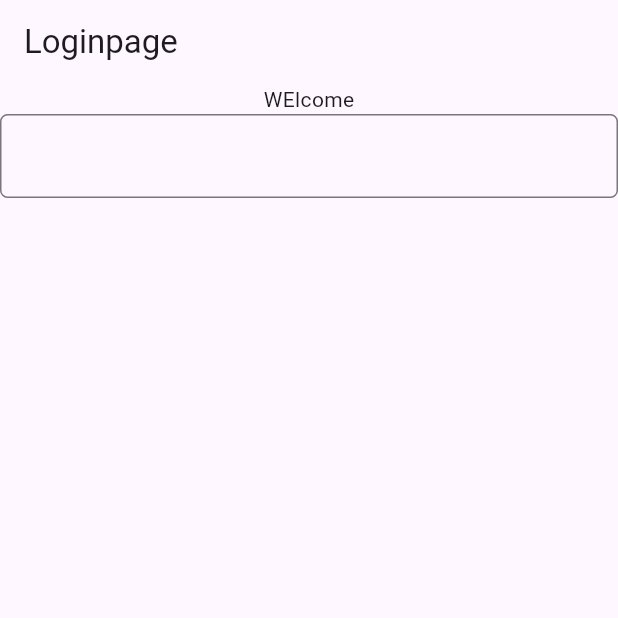
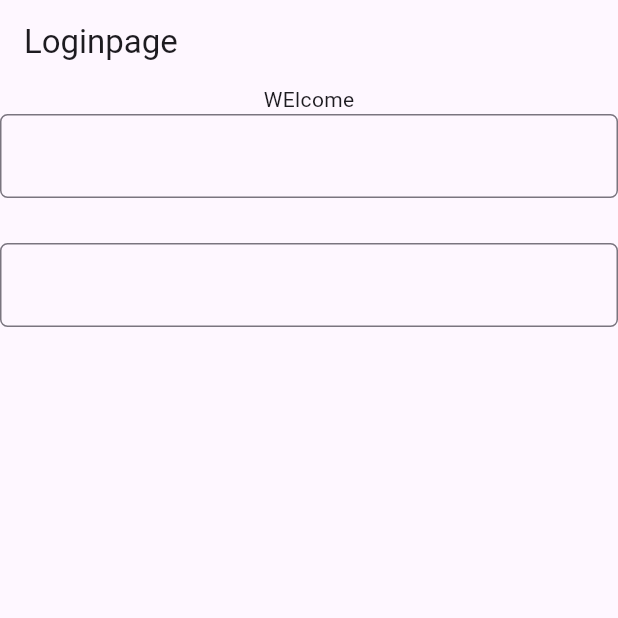
Before and after one commit to ashishk147/FlutterLearning, a Flutter app: the screen it shows after launch, on a phone screen of 412 x 824 dp, the top half of it. Run offline on Flutter 3.47's test engine with Material 3 defaults, Android fonts, the phone set to English and light mode, and no system bars.

Commit message:
add new textfield

```diff
--- a/lib/login.dart
+++ b/lib/login.dart
@@ -17,6 +17,14 @@ class Mylogin extends StatelessWidget {
               decoration: InputDecoration(
                   border: OutlineInputBorder(
                       borderRadius: BorderRadius.circular(5))),
+
+            ),
+            SizedBox(height: 30,),
+            TextField(
+              decoration: InputDecoration(
+                  border: OutlineInputBorder(
+                      borderRadius: BorderRadius.circular(5))),
+
             ),
           ],
         ),
```
